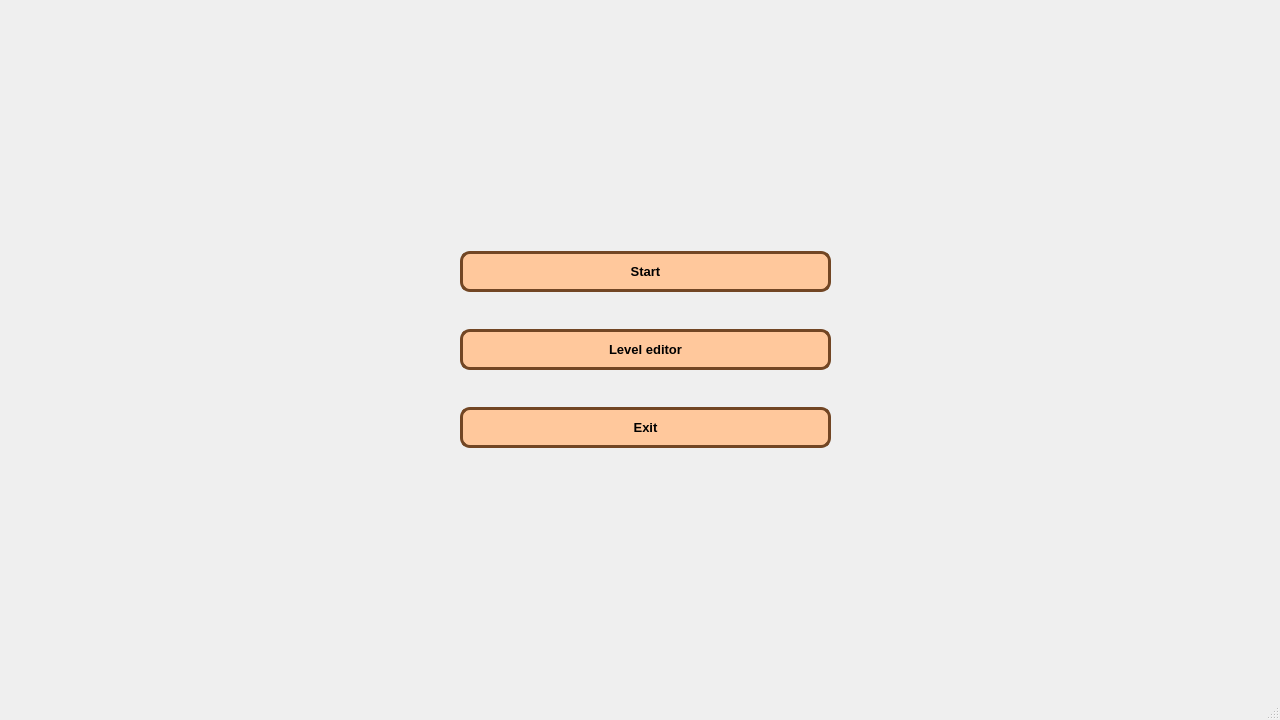
This is main_menu/MainMenu.ui in ArtemToporkov/Teeworlds as Qt 5 draws it before an edit. The edited form follows.
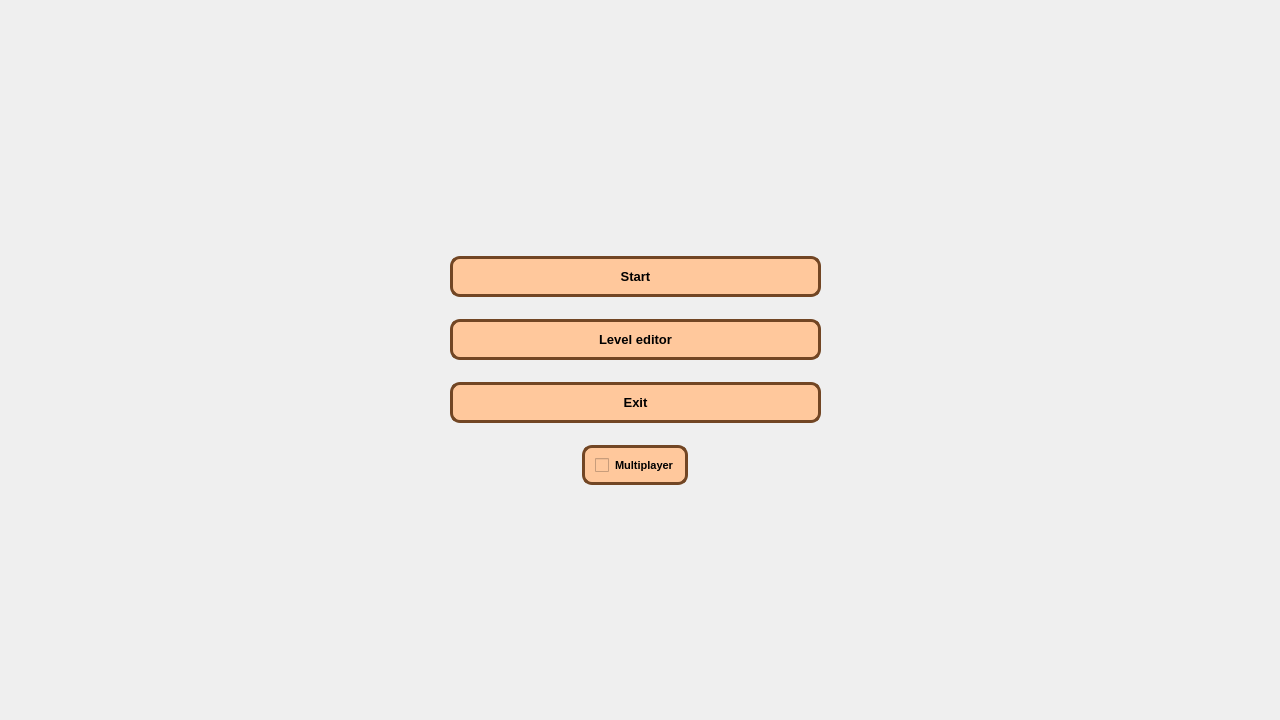
This is the edited form. Icons and pictures are not drawn.

Commit message: multiplayer checkbox ✅

```diff
--- a/main_menu/MainMenu.ui
+++ b/main_menu/MainMenu.ui
@@ -31,6 +31,9 @@
   <property name="windowTitle">
    <string>MainWindow</string>
   </property>
+  <property name="layoutDirection">
+   <enum>Qt::LeftToRight</enum>
+  </property>
   <widget class="QWidget" name="centralwidget">
    <property name="sizePolicy">
     <sizepolicy hsizetype="Fixed" vsizetype="Fixed">
@@ -44,8 +47,8 @@
    <widget class="QWidget" name="verticalLayoutWidget">
     <property name="geometry">
      <rect>
-      <x>460</x>
-      <y>220</y>
+      <x>450</x>
+      <y>240</y>
       <width>371</width>
       <height>261</height>
      </rect>
@@ -150,6 +153,44 @@
        </property>
       </widget>
      </item>
+     <item alignment="Qt::AlignHCenter">
+      <widget class="QCheckBox" name="multiplayerCheckBox">
+       <property name="minimumSize">
+        <size>
+         <width>0</width>
+         <height>0</height>
+        </size>
+       </property>
+       <property name="font">
+        <font>
+         <family>Arial</family>
+         <pointsize>8</pointsize>
+         <weight>75</weight>
+         <bold>true</bold>
+         <stylestrategy>PreferAntialias</stylestrategy>
+        </font>
+       </property>
+       <property name="cursor">
+        <cursorShape>ArrowCursor</cursorShape>
+       </property>
+       <property name="styleSheet">
+        <string notr="true">QCheckBox {
+border: 3px solid #724624; /* Коричневая рамка */
+    background-color: #FFC89C; /* Коричнево-бежевое наполнение */
+    border-radius: 10px; /* Скруглённые углы */
+    padding: 10px; /* Дополнительное пространство внутри кнопки */
+    color: #000000; /* Цвет текста */
+text-alignment: center;
+}</string>
+       </property>
+       <property name="text">
+        <string>Multiplayer</string>
+       </property>
+       <property name="checked">
+        <bool>false</bool>
+       </property>
+      </widget>
+     </item>
     </layout>
    </widget>
    <widget class="QWidget" name="widget" native="true">
@@ -196,7 +237,6 @@
     </rect>
    </property>
   </widget>
-  <widget class="QStatusBar" name="statusbar"/>
  </widget>
  <resources>
   <include location="src/background.qrc"/>
```
The commit also changes 3 other files.
